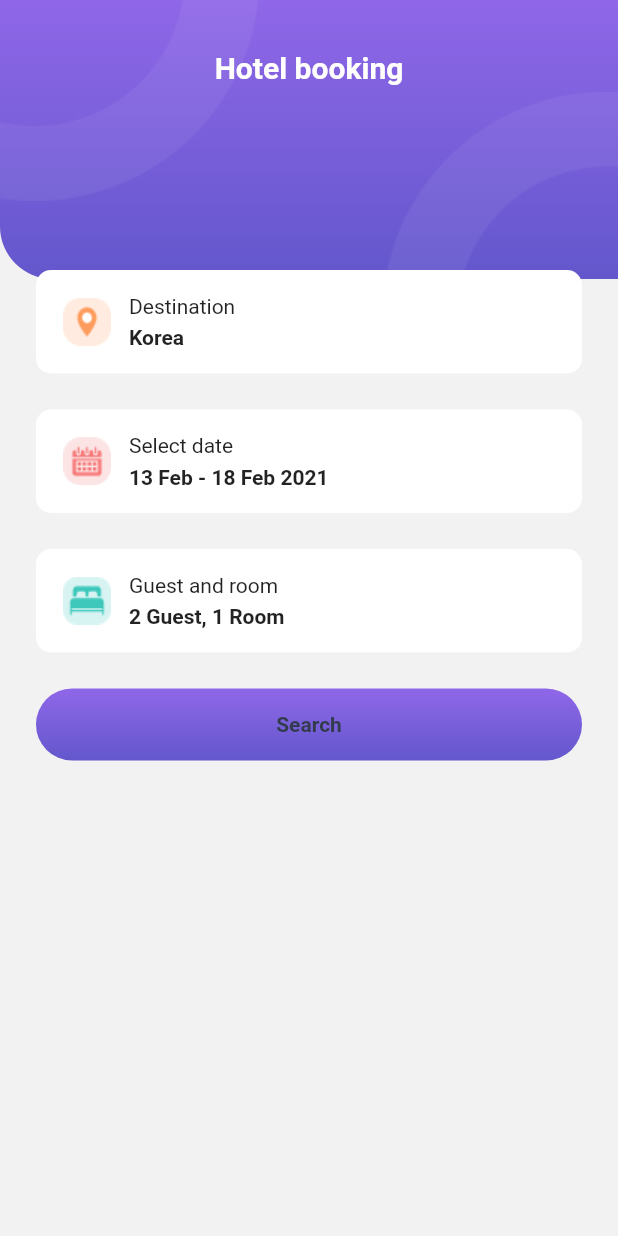
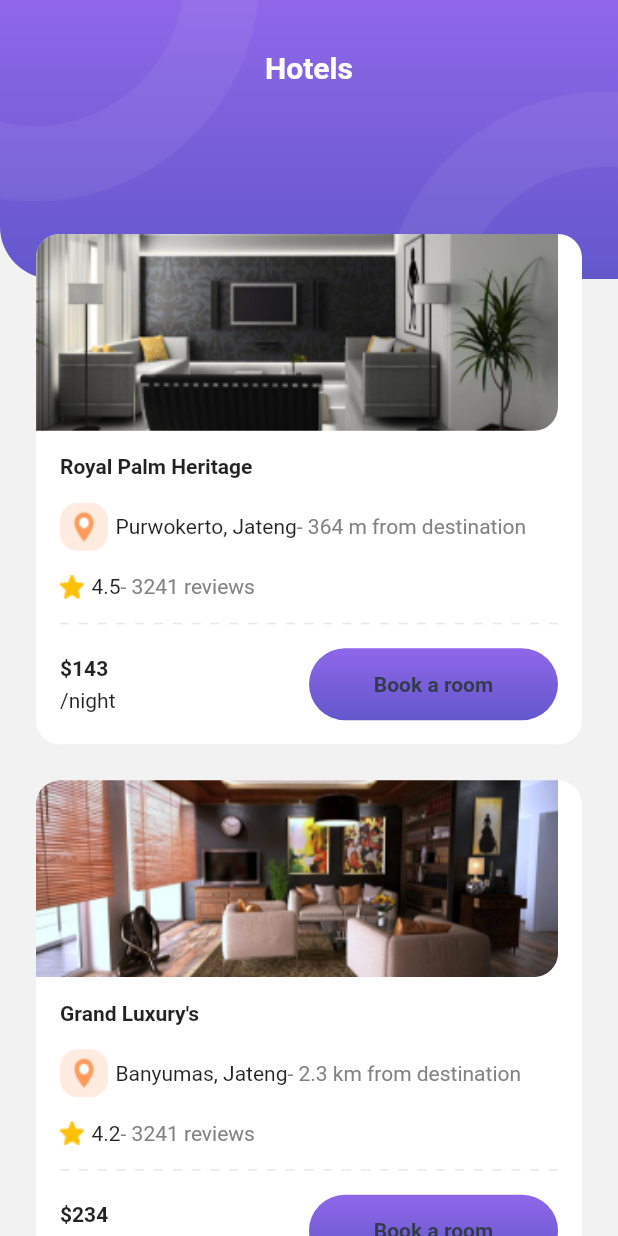
Before and after one commit to ssangnd/flutter_travo_app, a Flutter app: the HotelBookingScreen screen opened by its route, after a tap on "Search", on a phone screen of 412 x 824 dp. Run offline on Flutter 3.47's test engine with Material 2 defaults, Android fonts, the phone set to English and light mode, and no system bars; our stand-ins replace flutter_svg, font_awesome_flutter, hive_flutter, salomon_bottom_bar, smooth_page_indicator, syncfusion_flutter_datepicker; accounts and stored records are empty.

Commit message:
Search Result Booking Hotel Screen

```diff
--- /dev/null
+++ b/lib/data/models/hotel_model.dart
@@ -0,0 +1,19 @@
+class HotelModel {
+  HotelModel({
+    required this.hotelImage,
+    required this.hotelName,
+    required this.location,
+    required this.awayKilometer,
+    required this.star,
+    required this.numberOfReview,
+    required this.price,
+  });
+
+  final String hotelImage;
+  final String hotelName;
+  final String location;
+  final String awayKilometer;
+  final double star;
+  final int numberOfReview;
+  final int price;
+}
--- a/lib/representation/screen/hotel_booking_screen.dart
+++ b/lib/representation/screen/hotel_booking_screen.dart
@@ -2,6 +2,7 @@ import 'package:flutter/material.dart';
 import 'package:travo_app/core/constants/dismension_constants.dart';
 import 'package:travo_app/core/helpers/asset_helper.dart';
 import 'package:travo_app/representation/screen/guest_and_room_booking_screen.dart';
+import 'package:travo_app/representation/screen/hotel_screen.dart';
 import 'package:travo_app/representation/screen/select_date_screen.dart';
 import 'package:travo_app/representation/widgets/app_bar-container.dart';
 import 'package:travo_app/representation/widgets/button_widget.dart';
@@ -74,7 +75,9 @@ class _HotelBookingScreenState extends State<HotelBookingScreen> {
               ),
               ButtonWidget(
                 title: "Search",
-                ontap: (() {}),
+                ontap: (() {
+                  Navigator.of(context).pushNamed(HotelScreen.routeName);
+                }),
               )
             ],
           ),
--- a/lib/representation/screen/hotel_screen.dart
+++ b/lib/representation/screen/hotel_screen.dart
@@ -1,4 +1,9 @@
 import 'package:flutter/material.dart';
+import 'package:travo_app/representation/widgets/app_bar-container.dart';
+import 'package:travo_app/representation/widgets/item_hotel_widget.dart';
+
+import '../../core/helpers/asset_helper.dart';
+import '../../data/models/hotel_model.dart';
 
 class HotelScreen extends StatefulWidget {
   const HotelScreen({super.key});
@@ -10,8 +15,48 @@ class HotelScreen extends StatefulWidget {
 }
 
 class _HotelScreenState extends State<HotelScreen> {
+  final List<HotelModel> listHotel = [
+    HotelModel(
+      hotelImage: AssetHelper.hotel1,
+      hotelName: 'Royal Palm Heritage',
+      location: 'Purwokerto, Jateng',
+      awayKilometer: '364 m',
+      star: 4.5,
+      numberOfReview: 3241,
+      price: 143,
+    ),
+    HotelModel(
+      hotelImage: AssetHelper.hotel2,
+      hotelName: 'Grand Luxury\'s',
+      location: 'Banyumas, Jateng',
+      awayKilometer: '2.3 km',
+      star: 4.2,
+      numberOfReview: 3241,
+      price: 234,
+    ),
+    HotelModel(
+      hotelImage: AssetHelper.hotel3,
+      hotelName: 'The Orlando House',
+      location: 'Ajibarang, Jateng',
+      awayKilometer: '1.1 km',
+      star: 3.8,
+      numberOfReview: 1234,
+      price: 132,
+    ),
+  ];
   @override
   Widget build(BuildContext context) {
-    return Container();
+    return AppBarContainerWidget(
+      titleString: 'Hotels',
+      child: SingleChildScrollView(
+        child: Column(
+          children: listHotel
+              .map((e) => ItemHotelWidget(
+                    hotelModel: e,
+                  ))
+              .toList(),
+        ),
+      ),
+    );
   }
 }
--- /dev/null
+++ b/lib/representation/widgets/dashline_widget.dart
@@ -0,0 +1,41 @@
+import 'package:flutter/material.dart';
+
+import '../../core/constants/color_constants.dart';
+import '../../core/constants/dismension_constants.dart';
+
+class DashLineWidget extends StatelessWidget {
+  const DashLineWidget(
+      {Key? key, this.height = 1, this.color = ColorPalette.deviderColor})
+      : super(key: key);
+
+  final double height;
+  final Color color;
+
+  @override
+  Widget build(BuildContext context) {
+    return LayoutBuilder(
+      builder: (BuildContext context, BoxConstraints constraints) {
+        final boxWidth = constraints.constrainWidth();
+        const dashWidth = 6.0;
+        final dashHeight = height;
+        final dashCount = (boxWidth / (2 * dashWidth)).floor();
+        return Padding(
+          padding: const EdgeInsets.symmetric(vertical: kDefaultPadding),
+          child: Flex(
+            mainAxisAlignment: MainAxisAlignment.spaceBetween,
+            direction: Axis.horizontal,
+            children: List.generate(dashCount, (_) {
+              return SizedBox(
+                width: dashWidth,
+                height: dashHeight,
+                child: DecoratedBox(
+                  decoration: BoxDecoration(color: color),
+                ),
+              );
+            }),
+          ),
+        );
+      },
+    );
+  }
+}
--- /dev/null
+++ b/lib/representation/widgets/item_hotel_widget.dart
@@ -0,0 +1,116 @@
+import 'package:flutter/material.dart';
+import 'package:travo_app/core/constants/color_constants.dart';
+import 'package:travo_app/core/constants/dismension_constants.dart';
+import 'package:travo_app/core/helpers/asset_helper.dart';
+import 'package:travo_app/core/helpers/image_helper.dart';
+import 'package:travo_app/data/models/hotel_model.dart';
+import 'package:travo_app/representation/widgets/button_widget.dart';
+import 'package:travo_app/representation/widgets/dashline_widget.dart';
+
+class ItemHotelWidget extends StatelessWidget {
+  const ItemHotelWidget({
+    super.key,
+    required this.hotelModel,
+  });
+  final HotelModel hotelModel;
+  @override
+  Widget build(BuildContext context) {
+    return Container(
+      decoration: BoxDecoration(
+        borderRadius: BorderRadius.circular(kDefaultPadding),
+        color: Colors.white,
+      ),
+      margin: const EdgeInsets.only(bottom: kMediumPadding),
+      child: Column(
+        children: [
+          Container(
+            width: double.infinity,
+            margin: const EdgeInsets.only(right: kDefaultPadding),
+            child: ImageHelper.loadFromAsset(
+              hotelModel.hotelImage,
+              radius: const BorderRadius.only(
+                topLeft: Radius.circular(kDefaultPadding),
+                bottomRight: Radius.circular(kDefaultPadding),
+              ),
+            ),
+          ),
+          Padding(
+            padding: const EdgeInsets.symmetric(
+                horizontal: kDefaultPadding, vertical: kDefaultPadding),
+            child: Column(
+              crossAxisAlignment: CrossAxisAlignment.start,
+              children: [
+                Text(
+                  hotelModel.hotelName,
+                  style: const TextStyle(fontWeight: FontWeight.bold),
+                ),
+                const SizedBox(
+                  height: kDefaultPadding,
+                ),
+                Row(
+                  children: [
+                    ImageHelper.loadFromAsset(AssetHelper.icoLocation),
+                    const SizedBox(width: kMinPadding),
+                    Text(hotelModel.location),
+                    Expanded(
+                      child: Text(
+                        '- ${hotelModel.awayKilometer} from destination',
+                        style: const TextStyle(
+                          color: ColorPalette.subTitleColor,
+                        ),
+                        maxLines: 1,
+                        overflow: TextOverflow.ellipsis,
+                      ),
+                    )
+                  ],
+                ),
+                const SizedBox(
+                  height: kDefaultPadding,
+                ),
+                Row(
+                  children: [
+                    ImageHelper.loadFromAsset(AssetHelper.icoStar),
+                    const SizedBox(width: kMinPadding),
+                    Text(hotelModel.star.toString()),
+                    Text(
+                      '- ${hotelModel.numberOfReview} reviews',
+                      style: const TextStyle(
+                        color: ColorPalette.subTitleColor,
+                      ),
+                    ),
+                  ],
+                ),
+                const DashLineWidget(),
+                Row(
+                  children: [
+                    Expanded(
+                      child: Column(
+                        crossAxisAlignment: CrossAxisAlignment.start,
+                        children: [
+                          Text(
+                            '\$${hotelModel.price}',
+                            style: const TextStyle(fontWeight: FontWeight.bold),
+                          ),
+                          const SizedBox(
+                            height: kMinPadding,
+                          ),
+                          const Text('/night')
+                        ],
+                      ),
+                    ),
+                    Expanded(
+                      child: ButtonWidget(
+                        title: 'Book a room',
+                        ontap: () {},
+                      ),
+                    ),
+                  ],
+                )
+              ],
+            ),
+          ),
+        ],
+      ),
+    );
+  }
+}
--- a/lib/routes.dart
+++ b/lib/routes.dart
@@ -12,8 +12,9 @@ final Map<String, WidgetBuilder> routes = {
   SplashScreen.routeName: (context) => const SplashScreen(),
   IntroScreen.routeName: (context) => const IntroScreen(),
   MainApp.routeName: (context) => const MainApp(),
-  HotelScreen.routeName: (context) => const HotelScreen(),
   HotelBookingScreen.routeName: (context) => const HotelBookingScreen(),
   SelectDateScreen.routeName: (context) => SelectDateScreen(),
-  GuestAndRoomBookingScreen.routeName: (context) => GuestAndRoomBookingScreen(),
+  GuestAndRoomBookingScreen.routeName: (context) =>
+      const GuestAndRoomBookingScreen(),
+  HotelScreen.routeName: (context) => const HotelScreen(),
 };
```
